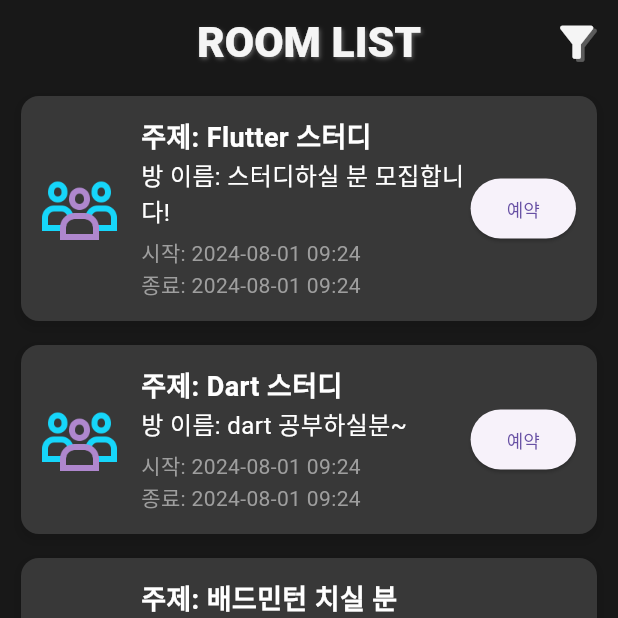
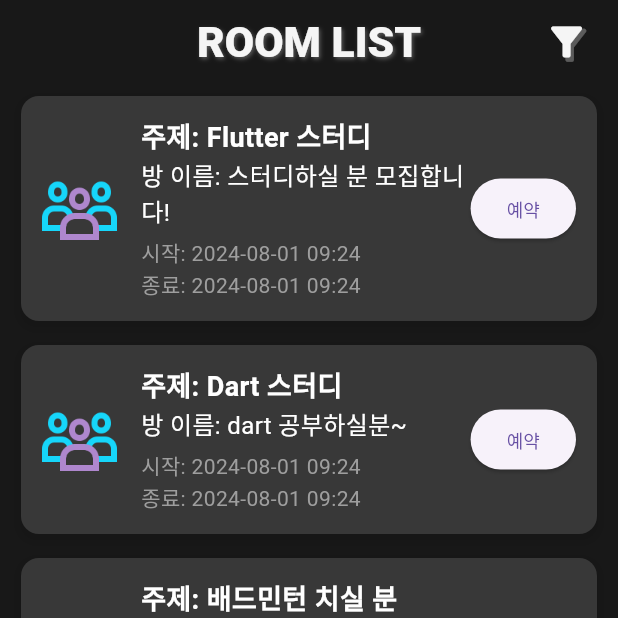
Before and after one commit to jhdo-dev/elice-1st-topkon, a Flutter app: the screen it shows after launch, on a phone screen of 412 x 824 dp, the top half of it. Run offline on Flutter 3.47's test engine with Material 3 defaults, Android fonts, the phone set to English and light mode, and no system bars; our stand-ins replace bloc, equatable, flutter_bloc, flutter_screenutil, go_router, google_fonts; Roboto replaces fonts that are missing (Play).

Commit message:
필터버튼 수정

```diff
--- a/alarm_front/lib/presentation/widgets/shell_component.dart
+++ b/alarm_front/lib/presentation/widgets/shell_component.dart
@@ -29,10 +29,12 @@ class ShellComponent extends StatelessWidget {
                   onTap: () {
                     context.pushNamed("roomFilter");
                   },
+                  child: Padding(
+                    padding: const EdgeInsets.all(8.0),
                     child: Stack(children: [
                       Positioned(
-                      top: 2.0.h,
-                      left: 2.0.w,
+                        top: 1.0.h,
+                        left: 1.0.w,
                         child: Icon(
                           Icons.filter_list_alt,
                           color: AppColors.appbarColor.withOpacity(0.3),
@@ -42,9 +44,10 @@ class ShellComponent extends StatelessWidget {
                       Icon(
                         Icons.filter_list_alt,
                         color: AppColors.appbarColor,
-                      size: 30.w,
+                        size: 28.w,
                       )
                     ]),
+                  ),
                 ),
                 SizedBox(
                   width: 10.w,
```
Lines whose indentation alone changed are shown as unchanged.
